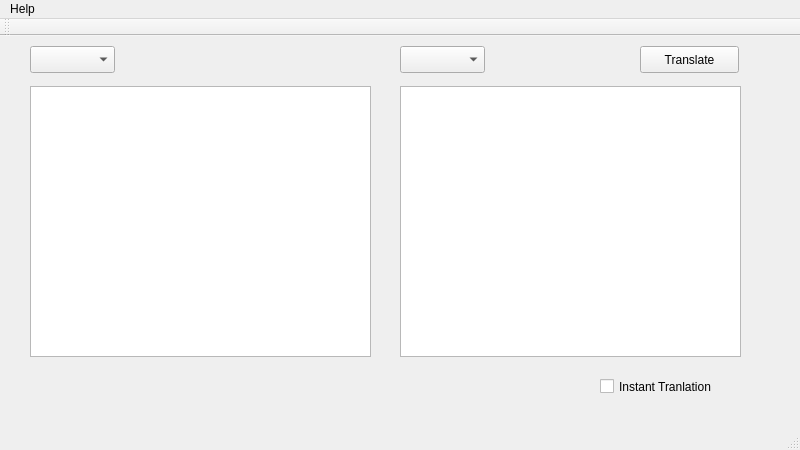
Qt form mainwindow.ui (revsi/apertium-deskGUI) before a commit.
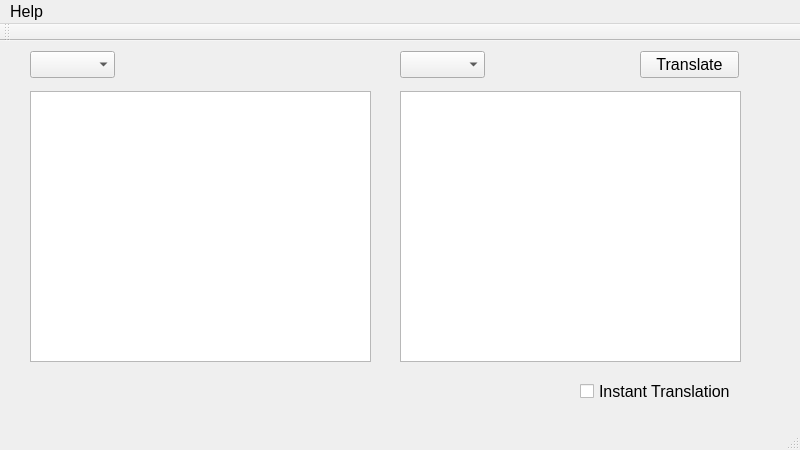
The same form after that commit.

```diff
--- a/mainwindow.ui
+++ b/mainwindow.ui
@@ -10,6 +10,11 @@
     <height>450</height>
    </rect>
   </property>
+  <property name="font">
+   <font>
+    <pointsize>12</pointsize>
+   </font>
+  </property>
   <property name="windowTitle">
    <string>MainWindow</string>
   </property>
@@ -70,14 +75,14 @@
    <widget class="QCheckBox" name="checkBox">
     <property name="geometry">
      <rect>
-      <x>600</x>
+      <x>580</x>
       <y>340</y>
-      <width>151</width>
+      <width>161</width>
       <height>21</height>
      </rect>
     </property>
     <property name="text">
-     <string>Instant Tranlation</string>
+     <string>Instant Translation</string>
     </property>
    </widget>
   </widget>
@@ -87,7 +92,7 @@
      <x>0</x>
      <y>0</y>
      <width>800</width>
-     <height>25</height>
+     <height>27</height>
     </rect>
    </property>
    <widget class="QMenu" name="menuAperitum">
```
Left out of the diff: 3 changed lines with no effect on the pictures.
